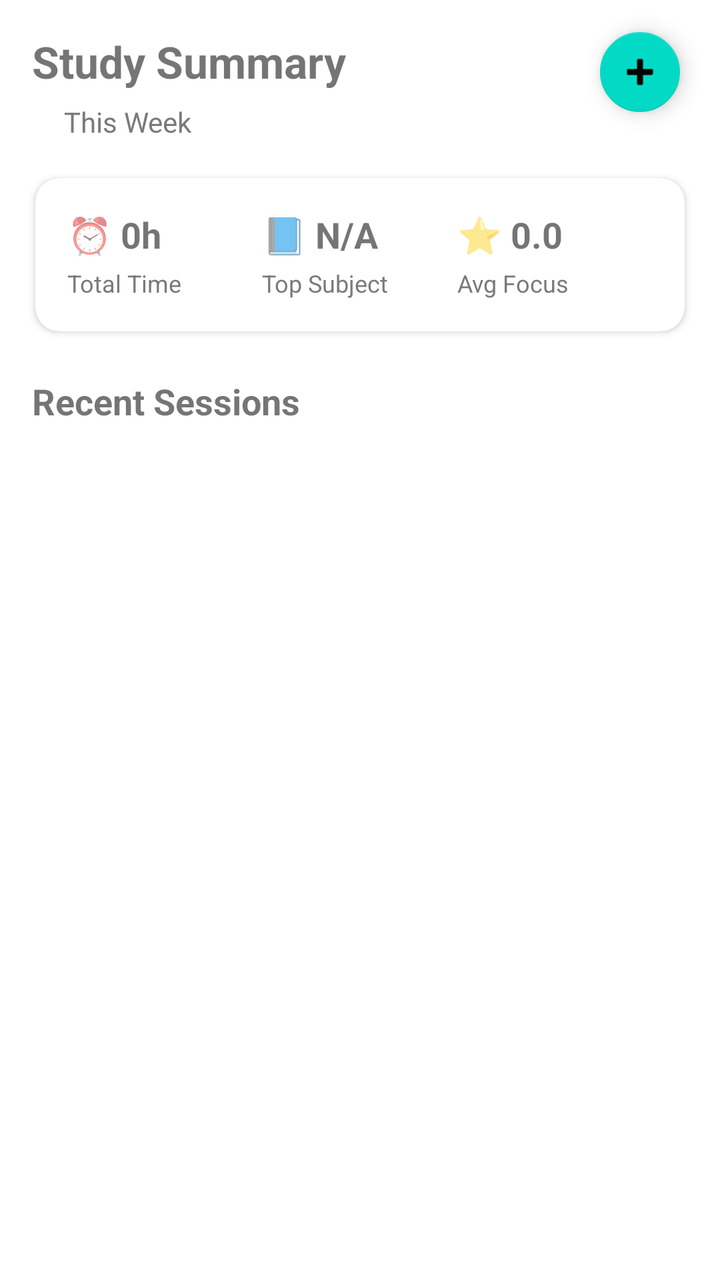
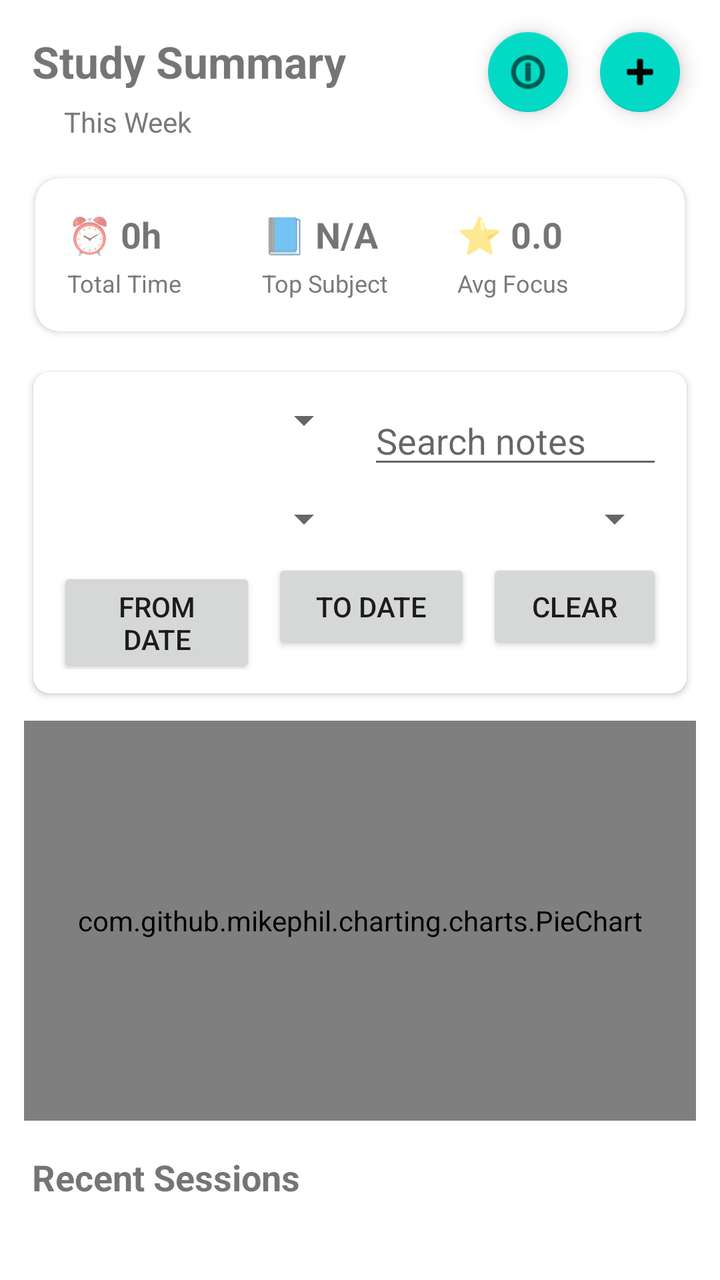

Compare the two renders of this Android layout. The source of the first and the diff that turns it into the second are given below.
<!-- AndroidManifest.xml: application theme Theme.MVVMRetrofiltRequest -->
<!-- res/layout/activity_main.xml -->
<?xml version="1.0" encoding="utf-8"?>
<androidx.constraintlayout.widget.ConstraintLayout xmlns:android="http://schemas.android.com/apk/res/android"
    xmlns:app="http://schemas.android.com/apk/res-auto"
    xmlns:tools="http://schemas.android.com/tools"
    android:layout_width="match_parent"
    android:layout_height="match_parent"
    tools:context=".MainActivity">

    
    <TextView
        android:id="@+id/tvHeaderTitle"
        android:layout_width="0dp"
        android:layout_height="wrap_content"
        android:text="Study Summary"
        android:textStyle="bold"
        android:textSize="22sp"
        android:layout_marginStart="16dp"
        android:layout_marginEnd="16dp"
        android:layout_marginTop="16dp"
        app:layout_constraintTop_toTopOf="parent"
        app:layout_constraintStart_toStartOf="parent"
        app:layout_constraintEnd_toStartOf="@+id/fabAddSession" />

    <TextView
        android:id="@+id/tvHeaderSubtitle"
        android:layout_width="wrap_content"
        android:layout_height="wrap_content"
        android:text="This Week"
        android:textSize="14sp"
        android:textColor="#7A7A7A"
        android:layout_marginStart="16dp"
        android:layout_marginTop="6dp"
        app:layout_constraintTop_toBottomOf="@id/tvHeaderTitle"
        app:layout_constraintStart_toStartOf="@id/tvHeaderTitle" />

    
    <com.google.android.material.floatingactionbutton.FloatingActionButton
        android:id="@+id/fabAddSession"
        android:layout_width="wrap_content"
        android:layout_height="wrap_content"
        android:contentDescription="Add session"
        android:layout_marginEnd="16dp"
        android:layout_marginTop="12dp"
        android:src="@android:drawable/ic_input_add"
        app:fabSize="mini"
        app:layout_constraintTop_toTopOf="parent"
        app:layout_constraintEnd_toEndOf="parent" />

    
    <androidx.cardview.widget.CardView
        android:id="@+id/cardSummary"
        android:layout_width="0dp"
        android:layout_height="wrap_content"
        android:layout_marginStart="12dp"
        android:layout_marginEnd="12dp"
        android:layout_marginTop="12dp"
        app:cardUseCompatPadding="true"
        app:cardElevation="2dp"
        app:cardCornerRadius="12dp"
        app:layout_constraintTop_toBottomOf="@+id/tvHeaderSubtitle"
        app:layout_constraintStart_toStartOf="parent"
        app:layout_constraintEnd_toEndOf="parent">

        <LinearLayout
            android:layout_width="match_parent"
            android:layout_height="wrap_content"
            android:padding="16dp"
            android:orientation="horizontal"
            android:gravity="center_vertical">

            
            <LinearLayout
                android:layout_width="0dp"
                android:layout_height="wrap_content"
                android:layout_weight="1"
                android:orientation="vertical">

                <TextView
                    android:id="@+id/tvTotalMinutes"
                    android:layout_width="wrap_content"
                    android:layout_height="wrap_content"
                    android:text="⏰ 0h"
                    android:textStyle="bold"
                    android:textSize="18sp" />

                <TextView
                    android:id="@+id/tvTotalMinutesLabel"
                    android:layout_width="wrap_content"
                    android:layout_height="wrap_content"
                    android:text="Total Time"
                    android:textSize="12sp"
                    android:textColor="#7A7A7A"
                    android:layout_marginTop="4dp" />
            </LinearLayout>

            
            <LinearLayout
                android:layout_width="0dp"
                android:layout_height="wrap_content"
                android:layout_weight="1"
                android:orientation="vertical">

                <TextView
                    android:id="@+id/tvMostSubject"
                    android:layout_width="wrap_content"
                    android:layout_height="wrap_content"
                    android:text="📘 N/A"
                    android:textStyle="bold"
                    android:textSize="18sp" />

                <TextView
                    android:id="@+id/tvMostSubjectLabel"
                    android:layout_width="wrap_content"
                    android:layout_height="wrap_content"
                    android:text="Top Subject"
                    android:textSize="12sp"
                    android:textColor="#7A7A7A"
                    android:layout_marginTop="4dp" />
            </LinearLayout>

            
            <LinearLayout
                android:layout_width="0dp"
                android:layout_height="wrap_content"
                android:layout_weight="1"
                android:orientation="vertical">

                <TextView
                    android:id="@+id/tvAvgFocus"
                    android:layout_width="wrap_content"
                    android:layout_height="wrap_content"
                    android:text="⭐ 0.0"
                    android:textStyle="bold"
                    android:textSize="18sp" />

                <TextView
                    android:id="@+id/tvAvgFocusLabel"
                    android:layout_width="wrap_content"
                    android:layout_height="wrap_content"
                    android:text="Avg Focus"
                    android:textSize="12sp"
                    android:textColor="#7A7A7A"
                    android:layout_marginTop="4dp" />
            </LinearLayout>
        </LinearLayout>
    </androidx.cardview.widget.CardView>

    
    <androidx.cardview.widget.CardView
        android:id="@+id/cardFilters"
        android:layout_width="0dp"
        android:layout_height="wrap_content"
        android:layout_marginStart="12dp"
        android:layout_marginEnd="12dp"
        android:layout_marginTop="8dp"
        android:visibility="gone"
        app:cardUseCompatPadding="true"
        app:cardElevation="2dp"
        app:cardCornerRadius="8dp"
        app:layout_constraintTop_toBottomOf="@+id/cardSummary"
        app:layout_constraintStart_toStartOf="parent"
        app:layout_constraintEnd_toEndOf="parent">

        
        <LinearLayout
            android:layout_width="match_parent"
            android:layout_height="wrap_content"
            android:padding="12dp"
            android:orientation="vertical">

            <LinearLayout
                android:layout_width="match_parent"
                android:layout_height="wrap_content"
                android:orientation="horizontal">

                <Spinner
                    android:id="@+id/spinnerSubject"
                    android:layout_width="0dp"
                    android:layout_height="wrap_content"
                    android:layout_weight="1" />

                <EditText
                    android:id="@+id/etNoteQuery"
                    android:layout_width="0dp"
                    android:layout_height="wrap_content"
                    android:layout_weight="1"
                    android:layout_marginStart="8dp"
                    android:hint="Search notes" />
            </LinearLayout>

            <LinearLayout
                android:layout_width="match_parent"
                android:layout_height="wrap_content"
                android:orientation="horizontal"
                android:layout_marginTop="8dp">

                <Spinner
                    android:id="@+id/spMinFocus"
                    android:layout_width="0dp"
                    android:layout_height="wrap_content"
                    android:layout_weight="1" />

                <Spinner
                    android:id="@+id/spMaxFocus"
                    android:layout_width="0dp"
                    android:layout_height="wrap_content"
                    android:layout_weight="1"
                    android:layout_marginStart="8dp" />
            </LinearLayout>

            <LinearLayout
                android:layout_width="match_parent"
                android:layout_height="wrap_content"
                android:orientation="horizontal"
                android:layout_marginTop="8dp">

                <Button
                    android:id="@+id/btnFromDate"
                    android:layout_width="0dp"
                    android:layout_height="wrap_content"
                    android:layout_weight="1"
                    android:text="From date" />

                <Button
                    android:id="@+id/btnToDate"
                    android:layout_width="0dp"
                    android:layout_height="wrap_content"
                    android:layout_weight="1"
                    android:layout_marginStart="8dp"
                    android:text="To date" />

                <Button
                    android:id="@+id/btnClearFilters"
                    android:layout_width="wrap_content"
                    android:layout_height="wrap_content"
                    android:layout_marginStart="8dp"
                    android:text="Clear" />
            </LinearLayout>
        </LinearLayout>
    </androidx.cardview.widget.CardView>

    
    <com.github.mikephil.charting.charts.PieChart
        android:id="@+id/pieChart"
        android:layout_width="0dp"
        android:layout_height="200dp"
        android:layout_marginStart="12dp"
        android:layout_marginEnd="12dp"
        android:layout_marginTop="8dp"
        android:visibility="gone"
        app:layout_constraintTop_toBottomOf="@+id/cardFilters"
        app:layout_constraintStart_toStartOf="parent"
        app:layout_constraintEnd_toEndOf="parent" />

    
    <TextView
        android:id="@+id/tvRecentTitle"
        android:layout_width="wrap_content"
        android:layout_height="wrap_content"
        android:text="Recent Sessions"
        android:textStyle="bold"
        android:textSize="18sp"
        android:layout_marginStart="16dp"
        android:layout_marginTop="16dp"
        app:layout_constraintTop_toBottomOf="@id/cardSummary"
        app:layout_constraintStart_toStartOf="parent" />

    
    <androidx.recyclerview.widget.RecyclerView
        android:id="@+id/rvSessions"
        android:layout_width="0dp"
        android:layout_height="0dp"
        android:layout_marginStart="12dp"
        android:layout_marginEnd="12dp"
        android:layout_marginTop="8dp"
        android:layout_marginBottom="12dp"
        app:layout_constraintTop_toBottomOf="@+id/tvRecentTitle"
        app:layout_constraintBottom_toBottomOf="parent"
        app:layout_constraintStart_toStartOf="parent"
        app:layout_constraintEnd_toEndOf="parent" />

</androidx.constraintlayout.widget.ConstraintLayout>
<!-- resources referenced by this layout -->
<resources>
  <style name="Theme.MVVMRetrofiltRequest" parent="Theme.MaterialComponents.DayNight.DarkActionBar">
          
          <item name="colorPrimary">@color/purple_500</item>
          <item name="colorPrimaryVariant">@color/purple_700</item>
          <item name="colorOnPrimary">@color/white</item>
          
          <item name="colorSecondary">@color/teal_200</item>
          <item name="colorSecondaryVariant">@color/teal_700</item>
          <item name="colorOnSecondary">@color/black</item>
          
          <item name="android:statusBarColor" tools:targetApi="l">?attr/colorPrimaryVariant</item>
          
      </style>
  <color name="purple_500">#FF6200EE</color>
  <color name="purple_700">#FF3700B3</color>
  <color name="white">#FFFFFFFF</color>
  <color name="teal_200">#FF03DAC5</color>
  <color name="teal_700">#FF018786</color>
  <color name="black">#FF000000</color>
</resources>

<!-- the commit's change to res/layout/activity_main.xml (unified diff, before → after) -->
@@ -47,6 +47,19 @@
         app:layout_constraintEnd_toEndOf="parent" />
 
     
+    <com.google.android.material.floatingactionbutton.FloatingActionButton
+        android:id="@+id/fabChatbot"
+        android:layout_width="wrap_content"
+        android:layout_height="wrap_content"
+        android:contentDescription="Open Chatbot"
+        android:layout_marginEnd="8dp"
+        android:layout_marginTop="12dp"
+        android:src="@android:drawable/ic_menu_info_details"
+        app:fabSize="mini"
+        app:layout_constraintTop_toTopOf="parent"
+        app:layout_constraintEnd_toStartOf="@id/fabAddSession" />
+
+    
     <androidx.cardview.widget.CardView
         android:id="@+id/cardSummary"
         android:layout_width="0dp"
@@ -153,7 +166,7 @@
         android:layout_marginStart="12dp"
         android:layout_marginEnd="12dp"
         android:layout_marginTop="8dp"
-        android:visibility="gone"
+        android:visibility="visible"
         app:cardUseCompatPadding="true"
         app:cardElevation="2dp"
         app:cardCornerRadius="8dp"
@@ -247,7 +260,7 @@
         android:layout_marginStart="12dp"
         android:layout_marginEnd="12dp"
         android:layout_marginTop="8dp"
-        android:visibility="gone"
+        android:visibility="visible"
         app:layout_constraintTop_toBottomOf="@+id/cardFilters"
         app:layout_constraintStart_toStartOf="parent"
         app:layout_constraintEnd_toEndOf="parent" />
@@ -262,7 +275,7 @@
         android:textSize="18sp"
         android:layout_marginStart="16dp"
         android:layout_marginTop="16dp"
-        app:layout_constraintTop_toBottomOf="@id/cardSummary"
+        app:layout_constraintTop_toBottomOf="@id/pieChart"
         app:layout_constraintStart_toStartOf="parent" />
 
     
